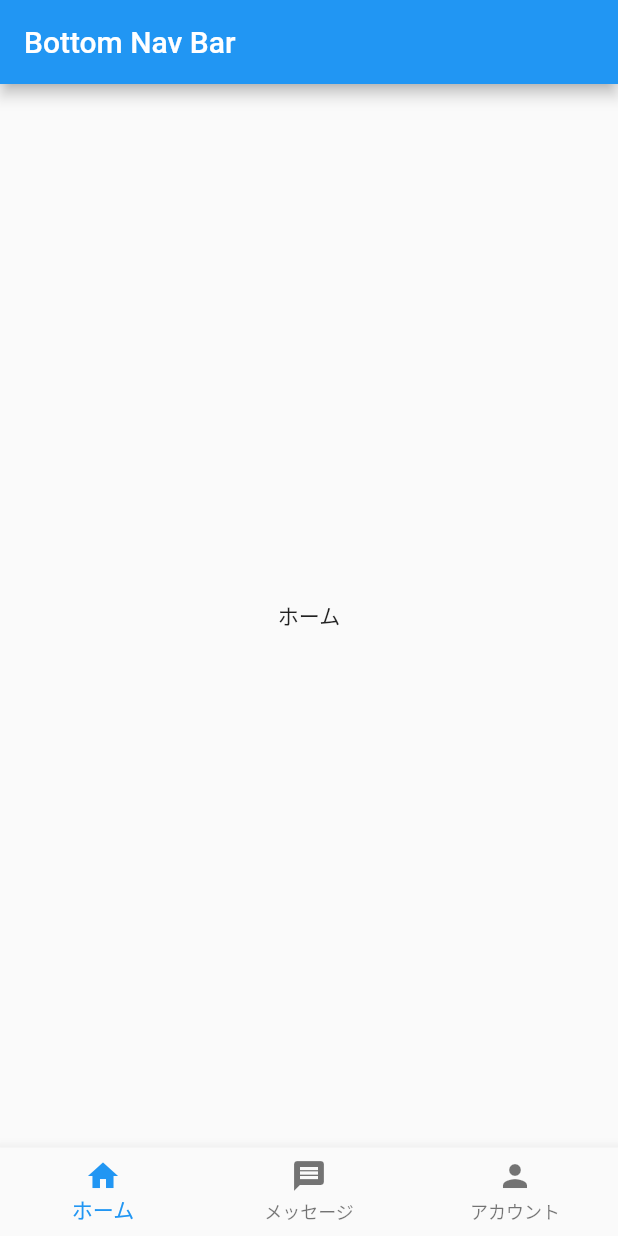
After one commit to Channelsu/bottom_navigation_bar2, a Flutter app: the screen it shows after launch, on a phone screen of 412 x 824 dp. The commit adds this screen. Run offline on Flutter 3.47's test engine with Material 2 defaults, Android fonts, the phone set to English and light mode, and no system bars.

Commit message:
ホーム画面を別ファイルに

```diff
--- /dev/null
+++ b/lib/Home_screen.dart
@@ -0,0 +1,10 @@
+import 'package:flutter/material.dart';
+
+class Home extends StatelessWidget {
+  @override
+  Widget build(BuildContext context) {
+    return Center(
+      child: Text('ホーム'),
+    );
+  }
+}
--- a/lib/nav.dart
+++ b/lib/nav.dart
@@ -1,3 +1,4 @@
+import 'package:bottomnavigationbar2/Home_screen.dart';
 import 'package:flutter/material.dart';
 
 class Nav extends StatefulWidget {
@@ -9,7 +10,7 @@ class _NavState extends State<Nav> {
 
   int _selectedIndex = 0;
   List<Widget> _tabs = [
-    Text('ホーム'),
+    Home(),
     Text('メッセージ'),
     Text('アカウント'),
   ];
```
